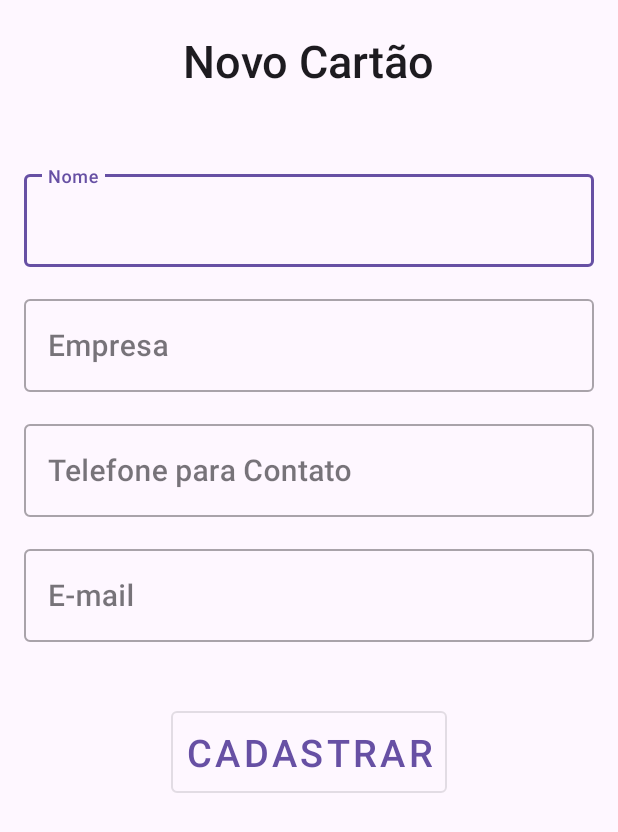
After one commit to JorgeTranin/BusinessCard, an Android app: the CadastroCardActivity screen opened directly, with no data from a screen before it, on a phone screen of 412 x 824 dp. The commit adds this screen. Shown: the top 832 px of the screen. Run offline under Robolectric (Android 15) with nearby library versions, the phone set to English and light mode, and no system bars.

Commit message:
Implementação dos Layouts activity_main.xml, item_card.xml, activity_main.xml

```diff
--- a/app/src/main/AndroidManifest.xml
+++ b/app/src/main/AndroidManifest.xml
@@ -3,6 +3,7 @@
     xmlns:tools="http://schemas.android.com/tools">
 
     <application
+        android:name=".App"
         android:allowBackup="true"
         android:dataExtractionRules="@xml/data_extraction_rules"
         android:fullBackupContent="@xml/backup_rules"
@@ -13,7 +14,10 @@
         android:theme="@style/Theme.BusinessCard"
         tools:targetApi="31">
         <activity
-            android:name=".MainActivity"
+            android:name=".ui.CadastroCardActivity"
+            android:exported="false" />
+        <activity
+            android:name=".ui.MainActivity"
             android:exported="true">
             <intent-filter>
                 <action android:name="android.intent.action.MAIN" />
--- /dev/null
+++ b/app/src/main/java/com/jorgetranin/businesscard/ui/CadastroCardActivity.kt
@@ -0,0 +1,12 @@
+package com.jorgetranin.businesscard.ui
+
+import androidx.appcompat.app.AppCompatActivity
+import android.os.Bundle
+import com.jorgetranin.businesscard.R
+
+class CadastroCardActivity : AppCompatActivity() {
+    override fun onCreate(savedInstanceState: Bundle?) {
+        super.onCreate(savedInstanceState)
+        setContentView(R.layout.activity_cadastro_card)
+    }
+}
--- /dev/null
+++ b/app/src/main/res/drawable/ic_add.xml
@@ -0,0 +1,5 @@
+<vector android:height="24dp" android:tint="#FBFBFB"
+    android:viewportHeight="24" android:viewportWidth="24"
+    android:width="24dp" xmlns:android="http://schemas.android.com/apk/res/android">
+    <path android:fillColor="@android:color/white" android:pathData="M19,13h-6v6h-2v-6H5v-2h6V5h2v6h6v2z"/>
+</vector>
--- /dev/null
+++ b/app/src/main/res/layout/activity_cadastro_card.xml
@@ -0,0 +1,118 @@
+<?xml version="1.0" encoding="utf-8"?>
+<androidx.constraintlayout.widget.ConstraintLayout xmlns:android="http://schemas.android.com/apk/res/android"
+    xmlns:app="http://schemas.android.com/apk/res-auto"
+    xmlns:tools="http://schemas.android.com/tools"
+    android:layout_width="match_parent"
+    android:layout_height="match_parent"
+    tools:context=".ui.CadastroCardActivity">
+
+    <TextView
+        style="@style/TextAppearance.AppCompat.Title"
+        android:id="@+id/tv_novo_cartao"
+        android:layout_width="wrap_content"
+        android:layout_height="wrap_content"
+        android:layout_marginTop="20dp"
+        android:text="Novo Cartão"
+        android:textSize="30sp"
+        app:layout_constraintEnd_toEndOf="parent"
+        app:layout_constraintStart_toStartOf="parent"
+        app:layout_constraintTop_toTopOf="parent" />
+
+    <com.google.android.material.textfield.TextInputLayout
+        android:id="@+id/textInputLayout1"
+        style="@style/Widget.MaterialComponents.TextInputLayout.OutlinedBox"
+        android:layout_width="match_parent"
+        android:layout_height="wrap_content"
+        android:layout_marginStart="16dp"
+        android:layout_marginTop="50dp"
+        android:layout_marginEnd="16dp"
+        app:layout_constraintEnd_toEndOf="parent"
+        app:layout_constraintStart_toStartOf="parent"
+        app:layout_constraintTop_toBottomOf="@+id/tv_novo_cartao">
+
+        <com.google.android.material.textfield.TextInputEditText
+            android:id="@+id/et_nome"
+            style="@style/TextAppearance.AppCompat.Title"
+            android:layout_width="match_parent"
+            android:layout_height="wrap_content"
+            android:hint="@string/nome"
+            android:inputType="numberDecimal" />
+    </com.google.android.material.textfield.TextInputLayout>
+
+    <com.google.android.material.textfield.TextInputLayout
+        android:id="@+id/textInputLayout2"
+        style="@style/Widget.MaterialComponents.TextInputLayout.OutlinedBox"
+        android:layout_width="match_parent"
+        android:layout_height="wrap_content"
+        android:layout_marginStart="16dp"
+        android:layout_marginTop="16dp"
+        android:layout_marginEnd="16dp"
+        app:layout_constraintEnd_toEndOf="parent"
+        app:layout_constraintStart_toStartOf="parent"
+        app:layout_constraintTop_toBottomOf="@+id/textInputLayout1">
+
+        <com.google.android.material.textfield.TextInputEditText
+            android:id="@+id/et_empresa"
+            style="@style/TextAppearance.AppCompat.Title"
+            android:layout_width="match_parent"
+            android:layout_height="wrap_content"
+            android:hint="@string/empresa"
+            android:inputType="numberDecimal" />
+    </com.google.android.material.textfield.TextInputLayout>
+
+    <com.google.android.material.textfield.TextInputLayout
+        android:id="@+id/textInputLayout3"
+        style="@style/Widget.MaterialComponents.TextInputLayout.OutlinedBox"
+        android:layout_width="match_parent"
+        android:layout_height="wrap_content"
+        android:layout_marginStart="16dp"
+        android:layout_marginTop="16dp"
+        android:layout_marginEnd="16dp"
+        app:layout_constraintEnd_toEndOf="parent"
+        app:layout_constraintStart_toStartOf="parent"
+        app:layout_constraintTop_toBottomOf="@+id/textInputLayout2">
+
+        <com.google.android.material.textfield.TextInputEditText
+            android:id="@+id/et_telefone"
+            style="@style/TextAppearance.AppCompat.Title"
+            android:layout_width="match_parent"
+            android:layout_height="wrap_content"
+            android:hint="Telefone para Contato"
+            android:inputType="numberDecimal" />
+    </com.google.android.material.textfield.TextInputLayout>
+
+    <com.google.android.material.textfield.TextInputLayout
+        android:id="@+id/textInputLayout4"
+        style="@style/Widget.MaterialComponents.TextInputLayout.OutlinedBox"
+        android:layout_width="match_parent"
+        android:layout_height="wrap_content"
+        android:layout_marginStart="16dp"
+        android:layout_marginTop="16dp"
+        android:layout_marginEnd="16dp"
+        app:layout_constraintEnd_toEndOf="parent"
+        app:layout_constraintStart_toStartOf="parent"
+        app:layout_constraintTop_toBottomOf="@+id/textInputLayout3">
+
+        <com.google.android.material.textfield.TextInputEditText
+            android:id="@+id/et_email"
+            style="@style/TextAppearance.AppCompat.Title"
+            android:layout_width="match_parent"
+            android:layout_height="wrap_content"
+            android:hint="E-mail"
+            android:inputType="numberDecimal" />
+    </com.google.android.material.textfield.TextInputLayout>
+
+    <Button
+        style="@style/Widget.MaterialComponents.Button.OutlinedButton"
+        android:layout_width="wrap_content"
+        android:layout_height="wrap_content"
+        android:layout_marginTop="40dp"
+        android:padding="10dp"
+        android:text="Cadastrar"
+        android:textSize="25sp"
+        app:layout_constraintEnd_toEndOf="parent"
+        app:layout_constraintStart_toStartOf="parent"
+        app:layout_constraintTop_toBottomOf="@+id/textInputLayout4" />
+
+
+</androidx.constraintlayout.widget.ConstraintLayout>
--- a/app/src/main/res/values/colors.xml
+++ b/app/src/main/res/values/colors.xml
@@ -2,4 +2,5 @@
 <resources>
     <color name="black">#FF000000</color>
     <color name="white">#FFFFFFFF</color>
+    <color name="orange">#E64A19</color>
 </resources>
--- a/app/src/main/res/values/strings.xml
+++ b/app/src/main/res/values/strings.xml
@@ -1,3 +1,10 @@
 <resources>
     <string name="app_name">BusinessCard</string>
+    <string name="name">Nome</string>
+    <string name="telefone">Telefone</string>
+    <string name="email">E-mail</string>
+    <string name="nome_da_empresa">Nome Da Empresa</string>
+    <string name="adiciona_card">adiciona card</string>
+    <string name="nome">Nome</string>
+    <string name="empresa">Empresa</string>
 </resources>
```
Also changed, not shown: app/build.gradle (+9 -0 lines), app/src/main/java/com/jorgetranin/businesscard/App.kt (added, +7 -0 lines), app/src/main/java/com/jorgetranin/businesscard/MainActivity.kt (deleted, +0 -11 lines), app/src/main/java/com/jorgetranin/businesscard/ui/MainActivity.kt (added, +22 -0 lines), app/src/main/res/layout/activity_main.xml (+21 -4 lines), app/src/main/res/layout/item_card.xml (added, +88 -0 lines).
